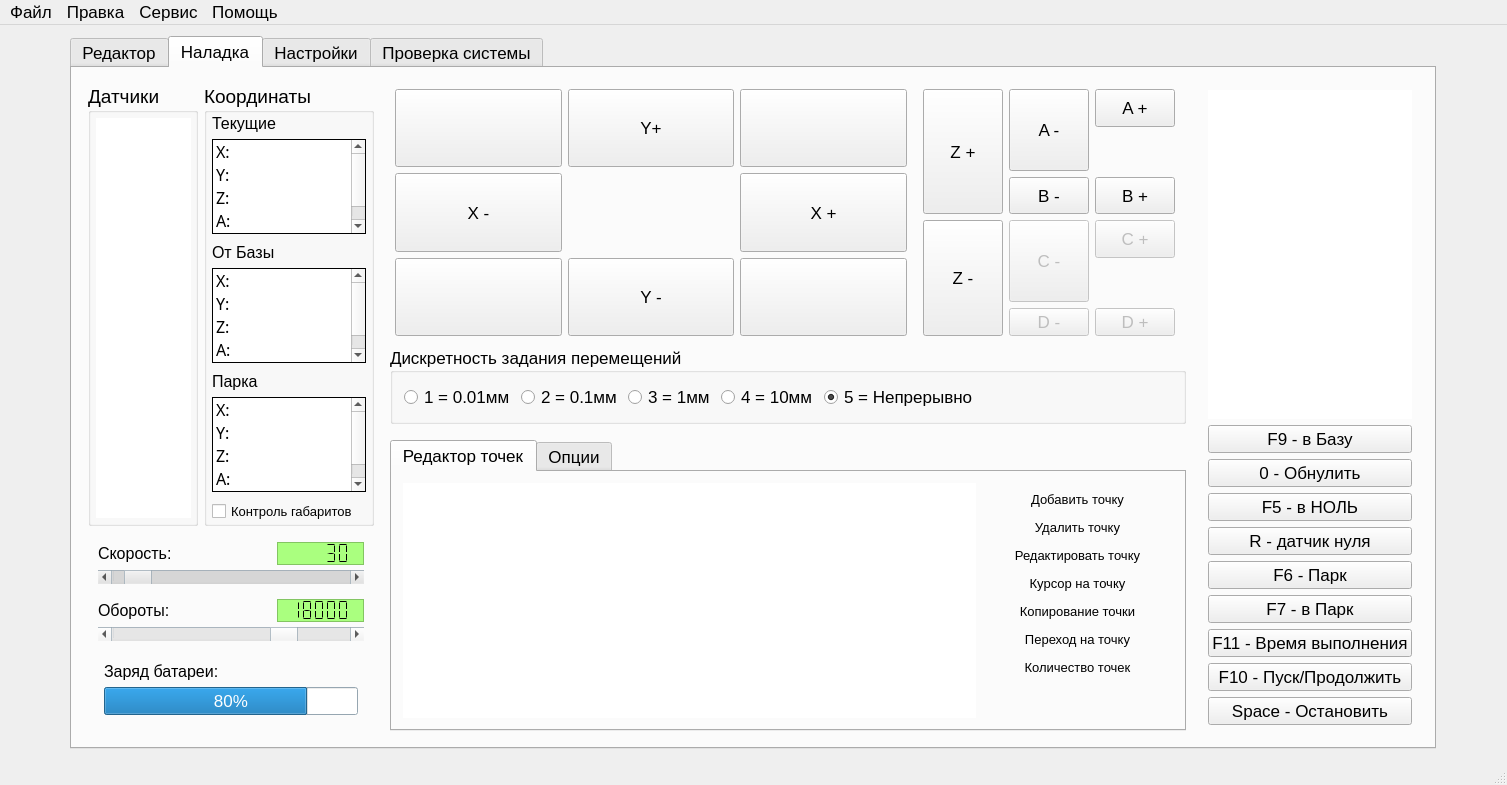
This is KAMEditor/gui/mainwindow.ui in Xtail96/SML as Qt 5 draws it before an edit. The edited form follows.
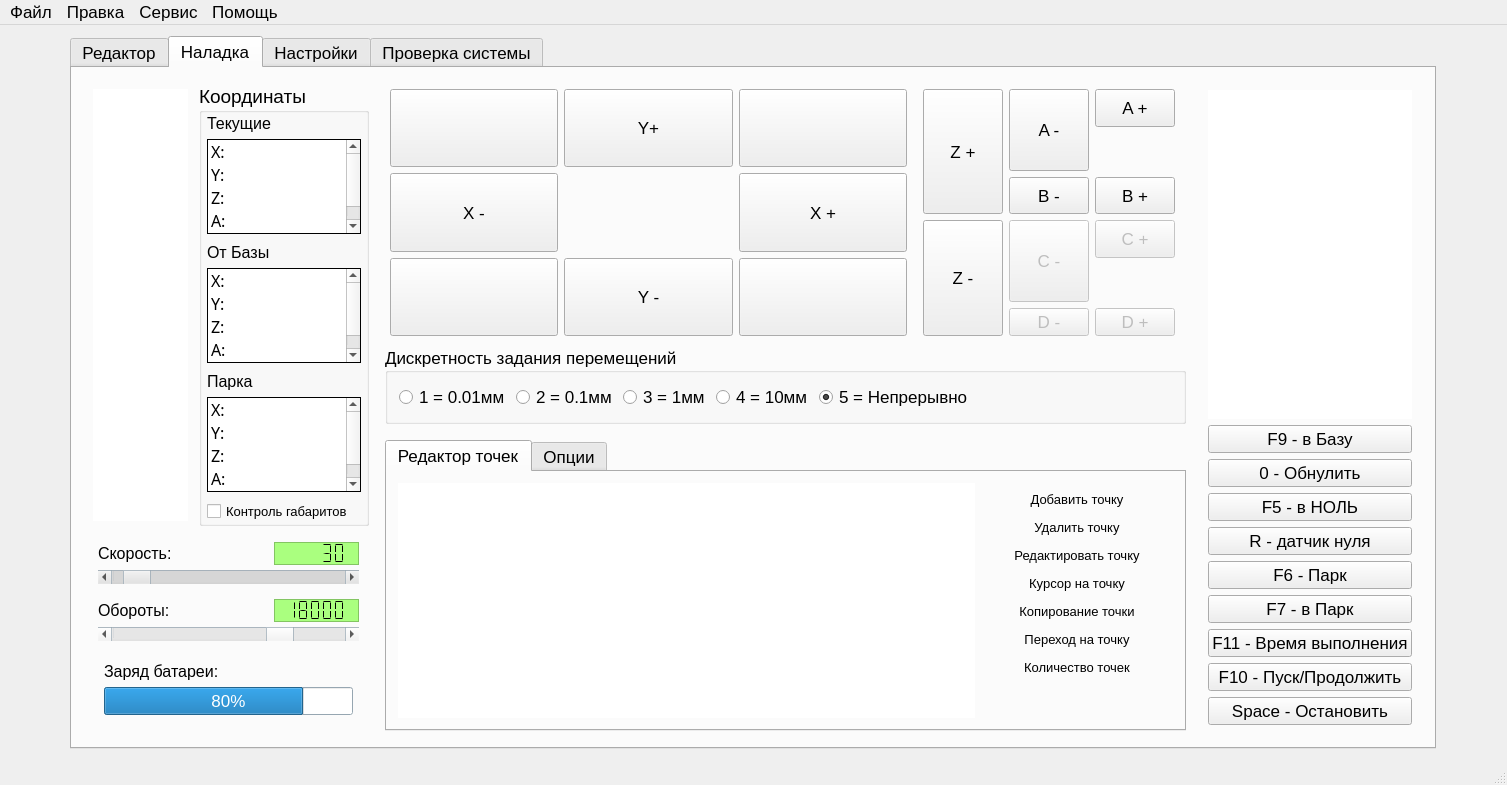
This is the edited form. Icons and pictures are not drawn. Custom widgets are drawn as their Qt base class.

Commit message: Датчики слева

What changed in the file:
```diff
--- a/KAMEditor/gui/mainwindow.ui
+++ b/KAMEditor/gui/mainwindow.ui
@@ -2804,146 +2804,6 @@
              </layout>
             </widget>
            </item>
-           <item row="1" column="0">
-            <widget class="QGroupBox" name="sensorsGroupBox">
-             <property name="sizePolicy">
-              <sizepolicy hsizetype="Fixed" vsizetype="Preferred">
-               <horstretch>110</horstretch>
-               <verstretch>0</verstretch>
-              </sizepolicy>
-             </property>
-             <property name="minimumSize">
-              <size>
-               <width>110</width>
-               <height>0</height>
-              </size>
-             </property>
-             <property name="maximumSize">
-              <size>
-               <width>110</width>
-               <height>16777215</height>
-              </size>
-             </property>
-             <property name="baseSize">
-              <size>
-               <width>110</width>
-               <height>0</height>
-              </size>
-             </property>
-             <property name="font">
-              <font>
-               <pointsize>14</pointsize>
-              </font>
-             </property>
-             <property name="title">
-              <string>Датчики</string>
-             </property>
-             <layout class="QVBoxLayout" name="verticalLayout_12">
-              <property name="leftMargin">
-               <number>5</number>
-              </property>
-              <property name="topMargin">
-               <number>5</number>
-              </property>
-              <property name="rightMargin">
-               <number>5</number>
-              </property>
-              <property name="bottomMargin">
-               <number>5</number>
-              </property>
-              <item>
-               <widget class="QTableWidget" name="sensorsTableWidget">
-                <property name="sizePolicy">
-                 <sizepolicy hsizetype="Fixed" vsizetype="Expanding">
-                  <horstretch>0</horstretch>
-                  <verstretch>0</verstretch>
-                 </sizepolicy>
-                </property>
-                <property name="minimumSize">
-                 <size>
-                  <width>95</width>
-                  <height>0</height>
-                 </size>
-                </property>
-                <property name="maximumSize">
-                 <size>
-                  <width>95</width>
-                  <height>16777215</height>
-                 </size>
-                </property>
-                <property name="baseSize">
-                 <size>
-                  <width>95</width>
-                  <height>0</height>
-                 </size>
-                </property>
-                <property name="font">
-                 <font>
-                  <pointsize>9</pointsize>
-                 </font>
-                </property>
-                <property name="frameShape">
-                 <enum>QFrame::NoFrame</enum>
-                </property>
-                <property name="horizontalScrollBarPolicy">
-                 <enum>Qt::ScrollBarAlwaysOff</enum>
-                </property>
-                <property name="editTriggers">
-                 <set>QAbstractItemView::NoEditTriggers</set>
-                </property>
-                <property name="tabKeyNavigation">
-                 <bool>false</bool>
-                </property>
-                <property name="showDropIndicator" stdset="0">
-                 <bool>false</bool>
-                </property>
-                <property name="dragDropOverwriteMode">
-                 <bool>false</bool>
-                </property>
-                <property name="alternatingRowColors">
-                 <bool>true</bool>
-                </property>
-                <property name="selectionMode">
-                 <enum>QAbstractItemView::NoSelection</enum>
-                </property>
-                <property name="selectionBehavior">
-                 <enum>QAbstractItemView::SelectRows</enum>
-                </property>
-                <property name="gridStyle">
-                 <enum>Qt::SolidLine</enum>
-                </property>
-                <attribute name="horizontalHeaderVisible">
-                 <bool>false</bool>
-                </attribute>
-                <attribute name="horizontalHeaderDefaultSectionSize">
-                 <number>10</number>
-                </attribute>
-                <attribute name="horizontalHeaderHighlightSections">
-                 <bool>false</bool>
-                </attribute>
-                <attribute name="horizontalHeaderMinimumSectionSize">
-                 <number>10</number>
-                </attribute>
-                <attribute name="horizontalHeaderStretchLastSection">
-                 <bool>true</bool>
-                </attribute>
-                <attribute name="verticalHeaderDefaultSectionSize">
-                 <number>25</number>
-                </attribute>
-                <attribute name="verticalHeaderHighlightSections">
-                 <bool>false</bool>
-                </attribute>
-                <attribute name="verticalHeaderMinimumSectionSize">
-                 <number>25</number>
-                </attribute>
-                <attribute name="verticalHeaderStretchLastSection">
-                 <bool>false</bool>
-                </attribute>
-               </widget>
-              </item>
-             </layout>
-            </widget>
-           </item>
            <item row="2" column="0" colspan="4">
             <widget class="QFrame" name="dashboardframe">
              <property name="palette">
@@ -4347,6 +4207,138 @@
              </layout>
             </widget>
            </item>
+           <item row="1" column="0">
+            <widget class="QFrame" name="frame">
+             <property name="sizePolicy">
+              <sizepolicy hsizetype="Preferred" vsizetype="Preferred">
+               <horstretch>0</horstretch>
+               <verstretch>0</verstretch>
+              </sizepolicy>
+             </property>
+             <property name="layoutDirection">
+              <enum>Qt::RightToLeft</enum>
+             </property>
+             <property name="frameShape">
+              <enum>QFrame::NoFrame</enum>
+             </property>
+             <property name="frameShadow">
+              <enum>QFrame::Raised</enum>
+             </property>
+             <layout class="QVBoxLayout" name="verticalLayout_3">
+              <property name="sizeConstraint">
+               <enum>QLayout::SetDefaultConstraint</enum>
+              </property>
+              <property name="leftMargin">
+               <number>5</number>
+              </property>
+              <property name="topMargin">
+               <number>5</number>
+              </property>
+              <property name="rightMargin">
+               <number>5</number>
+              </property>
+              <property name="bottomMargin">
+               <number>5</number>
+              </property>
+              <item>
+               <widget class="QTableWidget" name="sensorsTableWidget">
+                <property name="sizePolicy">
+                 <sizepolicy hsizetype="Fixed" vsizetype="Expanding">
+                  <horstretch>0</horstretch>
+                  <verstretch>0</verstretch>
+                 </sizepolicy>
+                </property>
+                <property name="minimumSize">
+                 <size>
+                  <width>95</width>
+                  <height>0</height>
+                 </size>
+                </property>
+                <property name="maximumSize">
+                 <size>
+                  <width>95</width>
+                  <height>16777215</height>
+                 </size>
+                </property>
+                <property name="baseSize">
+                 <size>
+                  <width>95</width>
+                  <height>0</height>
+                 </size>
+                </property>
+                <property name="font">
+                 <font>
+                  <pointsize>9</pointsize>
+                 </font>
+                </property>
+                <property name="frameShape">
+                 <enum>QFrame::NoFrame</enum>
+                </property>
+                <property name="frameShadow">
+                 <enum>QFrame::Plain</enum>
+                </property>
+                <property name="midLineWidth">
+                 <number>0</number>
+                </property>
+                <property name="horizontalScrollBarPolicy">
+                 <enum>Qt::ScrollBarAlwaysOff</enum>
+                </property>
+                <property name="editTriggers">
+                 <set>QAbstractItemView::NoEditTriggers</set>
+                </property>
+                <property name="tabKeyNavigation">
+                 <bool>false</bool>
+                </property>
+                <property name="showDropIndicator" stdset="0">
+                 <bool>false</bool>
+                </property>
+                <property name="dragDropOverwriteMode">
+                 <bool>false</bool>
+                </property>
+                <property name="alternatingRowColors">
+                 <bool>true</bool>
+                </property>
+                <property name="selectionMode">
+                 <enum>QAbstractItemView::NoSelection</enum>
+                </property>
+                <property name="selectionBehavior">
+                 <enum>QAbstractItemView::SelectRows</enum>
+                </property>
+                <property name="gridStyle">
+                 <enum>Qt::SolidLine</enum>
+                </property>
+                <attribute name="horizontalHeaderVisible">
+                 <bool>false</bool>
+                </attribute>
+                <attribute name="horizontalHeaderDefaultSectionSize">
+                 <number>10</number>
+                </attribute>
+                <attribute name="horizontalHeaderHighlightSections">
+                 <bool>false</bool>
+                </attribute>
+                <attribute name="horizontalHeaderMinimumSectionSize">
+                 <number>10</number>
+                </attribute>
+                <attribute name="horizontalHeaderStretchLastSection">
+                 <bool>true</bool>
+                </attribute>
+                <attribute name="verticalHeaderDefaultSectionSize">
+                 <number>25</number>
+                </attribute>
+                <attribute name="verticalHeaderHighlightSections">
+                 <bool>false</bool>
+                </attribute>
+                <attribute name="verticalHeaderMinimumSectionSize">
+                 <number>25</number>
+                </attribute>
+                <attribute name="verticalHeaderStretchLastSection">
+                 <bool>false</bool>
+                </attribute>
+               </widget>
+              </item>
+             </layout>
+            </widget>
+           </item>
           </layout>
          </widget>
         </item>
```
